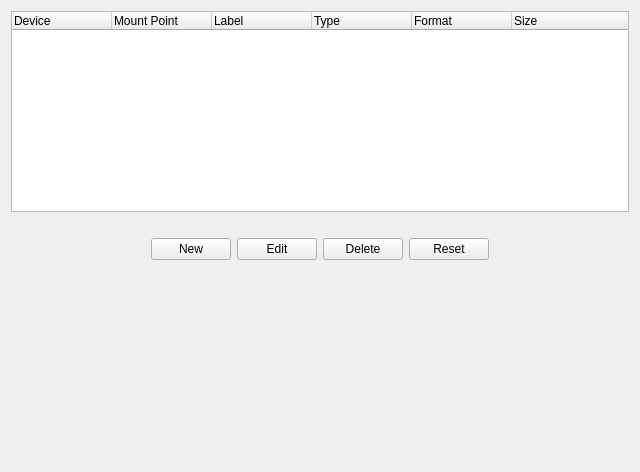
Qt form yali-proximate/yali/gui/Ui/manualpartwidget.ui (pars-linux/uludag) before a commit.
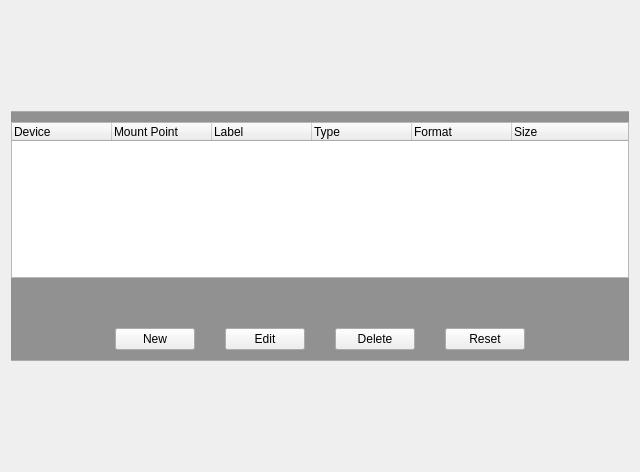
The same form after that commit.

Patch:
```diff
--- a/yali-proximate/yali/gui/Ui/manualpartwidget.ui
+++ b/yali-proximate/yali/gui/Ui/manualpartwidget.ui
@@ -14,7 +14,95 @@
    <string>Form</string>
   </property>
   <layout class="QGridLayout" name="gridLayout">
-   <item row="1" column="0">
+   <item row="0" column="0">
+    <widget class="QFrame" name="frame">
+     <property name="sizePolicy">
+      <sizepolicy hsizetype="Expanding" vsizetype="Maximum">
+       <horstretch>0</horstretch>
+       <verstretch>0</verstretch>
+      </sizepolicy>
+     </property>
+     <property name="minimumSize">
+      <size>
+       <width>600</width>
+       <height>250</height>
+      </size>
+     </property>
+     <property name="maximumSize">
+      <size>
+       <width>16777215</width>
+       <height>250</height>
+      </size>
+     </property>
+     <property name="styleSheet">
+      <string notr="true">#frame{
+background-color: rgba(0,0,0,100);
+border-top: 1px solid rgba(255,255,255,60);
+border-bottom: 1px solid rgba(255,255,255,60);
+}
+
+
+QListView {
+     show-decoration-selected: 1; /* make the selection span the entire width of the view */
+ }
+
+ QListView::item{
+	border-radius: 2px;
+    border:0px;
+padding: 5px
+}
+
+ QListView::item:selected {
+border:0px;
+ }
+
+ QListView::item:selected:!active {
+     background-color: qlineargradient(spread:pad, x1:0.5, y1:1, x2:0.5, y2:0, stop:0 rgba(129, 3, 3, 255), stop:0.0192308 rgba(160, 35, 25, 255), stop:0.521739 rgba(166, 35, 29, 255), stop:0.531585 rgba(184, 46, 40, 255), stop:0.983696 rgba(168, 78, 74, 255), stop:1 rgba(210, 110, 110, 255));
+
+ }
+
+ QListView::item:selected:active {
+     background-color: qlineargradient(spread:pad, x1:0.5, y1:1, x2:0.5, y2:0, stop:0 rgba(129, 3, 3, 255), stop:0.0192308 rgba(160, 35, 25, 255), stop:0.521739 rgba(166, 35, 29, 255), stop:0.531585 rgba(184, 46, 40, 255), stop:0.983696 rgba(168, 78, 74, 255), stop:1 rgba(210, 110, 110, 255));
+ }
+
+ QListView::item:hover {
+     background-color: qlineargradient(spread:pad, x1:0.5, y1:1, x2:0.5, y2:0, stop:0 rgba(129, 3, 3, 100), stop:0.0192308 rgba(160, 35, 25, 100), stop:0.521739 rgba(166, 35, 29, 100), stop:0.531585 rgba(184, 46, 40, 100), stop:0.983696 rgba(168, 78, 74, 100), stop:1 rgba(210, 110, 110, 100));
+ }</string>
+     </property>
+     <property name="frameShape">
+      <enum>QFrame::NoFrame</enum>
+     </property>
+     <property name="frameShadow">
+      <enum>QFrame::Plain</enum>
+     </property>
+     <property name="lineWidth">
+      <number>0</number>
+     </property>
+     <layout class="QGridLayout" name="gridLayout_5">
+      <property name="leftMargin">
+       <number>0</number>
+      </property>
+      <property name="topMargin">
+       <number>10</number>
+      </property>
+      <property name="rightMargin">
+       <number>0</number>
+      </property>
+      <property name="bottomMargin">
+       <number>10</number>
+      </property>
+      <property name="horizontalSpacing">
+       <number>30</number>
+      </property>
+      <property name="verticalSpacing">
+       <number>0</number>
+      </property>
+      <item row="0" column="1">
+       <layout class="QHBoxLayout" name="horizontalLayout_2">
+        <property name="spacing">
+         <number>30</number>
+        </property>
+        <item>
     <layout class="QVBoxLayout" name="verticalLayout">
      <item>
       <widget class="QTreeWidget" name="deviceTree">
@@ -124,23 +212,17 @@
        </item>
       </layout>
      </item>
-     <item>
-      <spacer name="verticalSpacer">
-       <property name="orientation">
-        <enum>Qt::Vertical</enum>
-       </property>
-       <property name="sizeHint" stdset="0">
-        <size>
-         <width>20</width>
-         <height>40</height>
-        </size>
-       </property>
-      </spacer>
+         </layout>
      </item>
     </layout>
    </item>
   </layout>
  </widget>
- <resources/>
+   </item>
+  </layout>
+ </widget>
+ <resources>
+  <include location="../../data.qrc"/>
+ </resources>
  <connections/>
 </ui>
```
Lines whose indentation alone changed are shown as unchanged.
